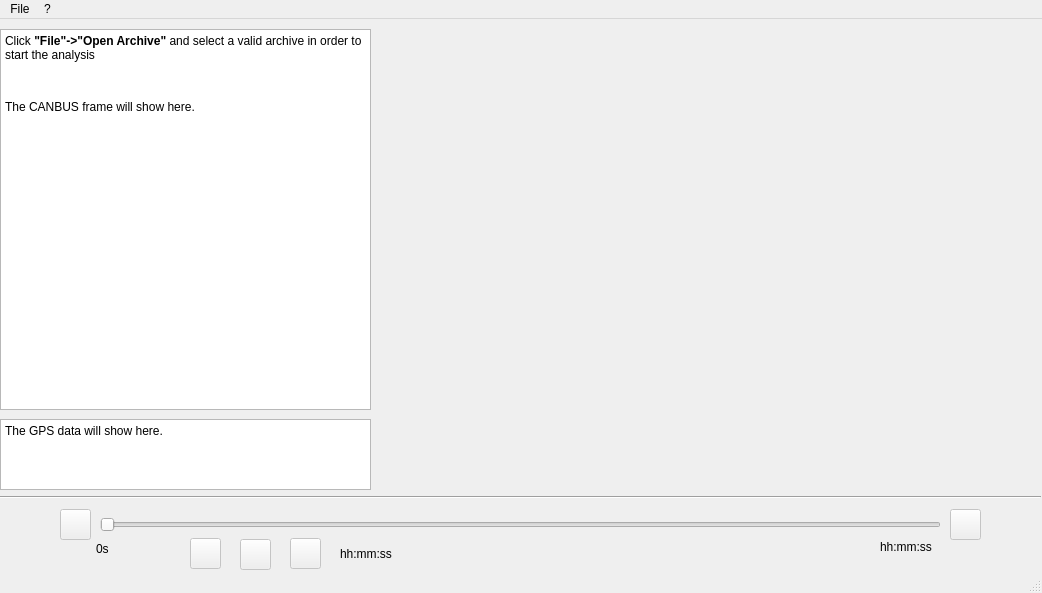
Above: main.ui from CorraMatte/canbus_sniffer_gui before the change. Below: the same form after it.
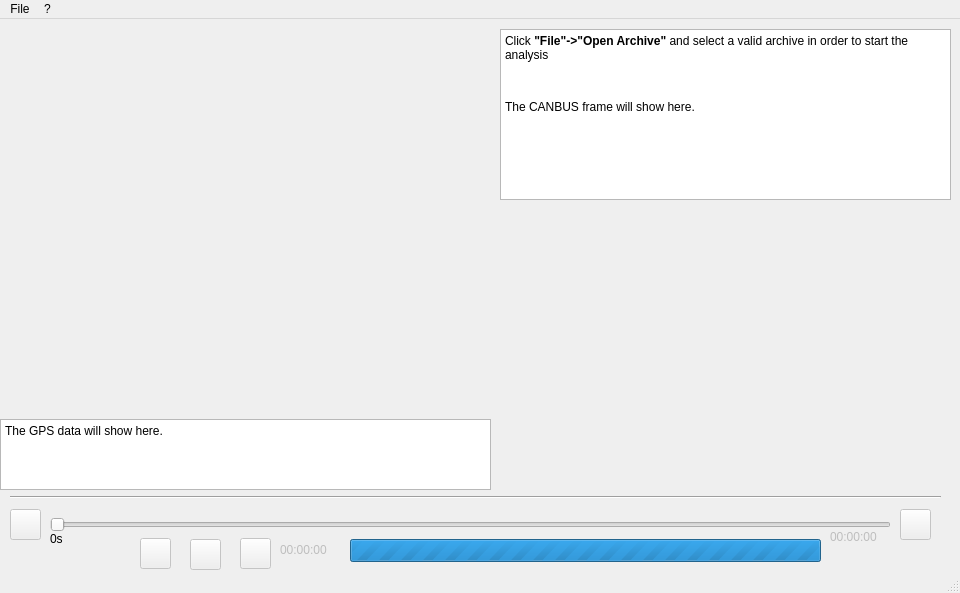
That is the form after the change. Icons and pictures are not drawn.

Patch:
```diff
--- a/main.ui
+++ b/main.ui
@@ -6,7 +6,7 @@
    <rect>
     <x>0</x>
     <y>0</y>
-    <width>1042</width>
+    <width>960</width>
     <height>593</height>
    </rect>
   </property>
@@ -17,9 +17,9 @@
    <widget class="Line" name="line">
     <property name="geometry">
      <rect>
-      <x>0</x>
+      <x>10</x>
       <y>470</y>
-      <width>1041</width>
+      <width>931</width>
       <height>16</height>
      </rect>
     </property>
@@ -29,27 +29,27 @@
    </widget>
    <widget class="QLabel" name="lblTime">
     <property name="enabled">
-     <bool>true</bool>
+     <bool>false</bool>
     </property>
     <property name="geometry">
      <rect>
-      <x>340</x>
-      <y>519</y>
+      <x>280</x>
+      <y>520</y>
       <width>71</width>
-      <height>31</height>
+      <height>21</height>
      </rect>
     </property>
     <property name="text">
-     <string>hh:mm:ss</string>
+     <string>00:00:00</string>
     </property>
    </widget>
    <widget class="QTextEdit" name="txtCANBUS">
     <property name="geometry">
      <rect>
-      <x>0</x>
+      <x>500</x>
       <y>10</y>
-      <width>371</width>
-      <height>381</height>
+      <width>451</width>
+      <height>171</height>
      </rect>
     </property>
     <property name="readOnly">
@@ -71,8 +71,8 @@
     </property>
     <property name="geometry">
      <rect>
-      <x>96</x>
-      <y>520</y>
+      <x>50</x>
+      <y>510</y>
       <width>20</width>
       <height>20</height>
      </rect>
@@ -83,18 +83,18 @@
    </widget>
    <widget class="QLabel" name="lblMaxTime">
     <property name="enabled">
-     <bool>true</bool>
+     <bool>false</bool>
     </property>
     <property name="geometry">
      <rect>
-      <x>880</x>
-      <y>520</y>
+      <x>830</x>
+      <y>510</y>
       <width>61</width>
       <height>16</height>
      </rect>
     </property>
     <property name="text">
-     <string>hh:mm:ss</string>
+     <string>00:00:00</string>
     </property>
    </widget>
    <widget class="QPushButton" name="btnPlay">
@@ -103,7 +103,7 @@
     </property>
     <property name="geometry">
      <rect>
-      <x>190</x>
+      <x>140</x>
       <y>519</y>
       <width>31</width>
       <height>31</height>
@@ -123,7 +123,7 @@
     </property>
     <property name="geometry">
      <rect>
-      <x>290</x>
+      <x>240</x>
       <y>519</y>
       <width>31</width>
       <height>31</height>
@@ -143,7 +143,7 @@
     </property>
     <property name="geometry">
      <rect>
-      <x>240</x>
+      <x>190</x>
       <y>520</y>
       <width>31</width>
       <height>31</height>
@@ -163,7 +163,7 @@
     </property>
     <property name="geometry">
      <rect>
-      <x>60</x>
+      <x>10</x>
       <y>490</y>
       <width>31</width>
       <height>31</height>
@@ -183,7 +183,7 @@
     </property>
     <property name="geometry">
      <rect>
-      <x>950</x>
+      <x>900</x>
       <y>490</y>
       <width>31</width>
       <height>31</height>
@@ -200,7 +200,7 @@
    <widget class="QSlider" name="sldTime">
     <property name="geometry">
      <rect>
-      <x>100</x>
+      <x>50</x>
       <y>490</y>
       <width>841</width>
       <height>31</height>
@@ -210,23 +210,13 @@
      <enum>Qt::Horizontal</enum>
     </property>
    </widget>
-   <widget class="QWidget" name="wdgGoogleMaps" native="true">
-    <property name="geometry">
-     <rect>
-      <x>380</x>
-      <y>250</y>
-      <width>651</width>
-      <height>221</height>
-     </rect>
-    </property>
-   </widget>
    <widget class="QWidget" name="wdgVideo" native="true">
     <property name="geometry">
      <rect>
-      <x>370</x>
+      <x>0</x>
       <y>10</y>
-      <width>661</width>
-      <height>241</height>
+      <width>481</width>
+      <height>381</height>
      </rect>
     </property>
    </widget>
@@ -235,7 +225,7 @@
      <rect>
       <x>0</x>
       <y>400</y>
-      <width>371</width>
+      <width>491</width>
       <height>71</height>
      </rect>
     </property>
@@ -250,13 +240,39 @@
 &lt;p style=&quot; margin-top:0px; margin-bottom:0px; margin-left:0px; margin-right:0px; -qt-block-indent:0; text-indent:0px;&quot;&gt;The GPS data will show here.&lt;/p&gt;&lt;/body&gt;&lt;/html&gt;</string>
     </property>
    </widget>
+   <widget class="QWidget" name="wdgGoogleMaps" native="true">
+    <property name="geometry">
+     <rect>
+      <x>500</x>
+      <y>180</y>
+      <width>451</width>
+      <height>291</height>
+     </rect>
+    </property>
+   </widget>
+   <widget class="QProgressBar" name="pgrLoadData">
+    <property name="geometry">
+     <rect>
+      <x>350</x>
+      <y>520</y>
+      <width>471</width>
+      <height>23</height>
+     </rect>
+    </property>
+    <property name="maximum">
+     <number>0</number>
+    </property>
+    <property name="value">
+     <number>-1</number>
+    </property>
+   </widget>
   </widget>
   <widget class="QMenuBar" name="menubar">
    <property name="geometry">
     <rect>
      <x>0</x>
      <y>0</y>
-     <width>1042</width>
+     <width>960</width>
      <height>19</height>
     </rect>
    </property>
```
